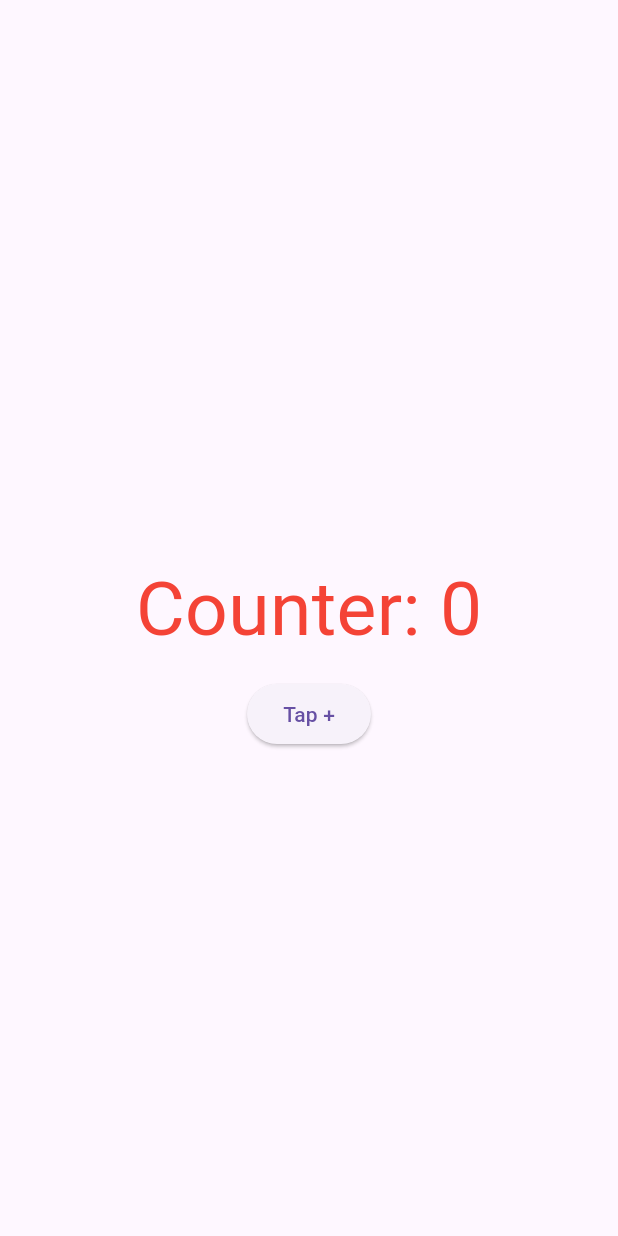
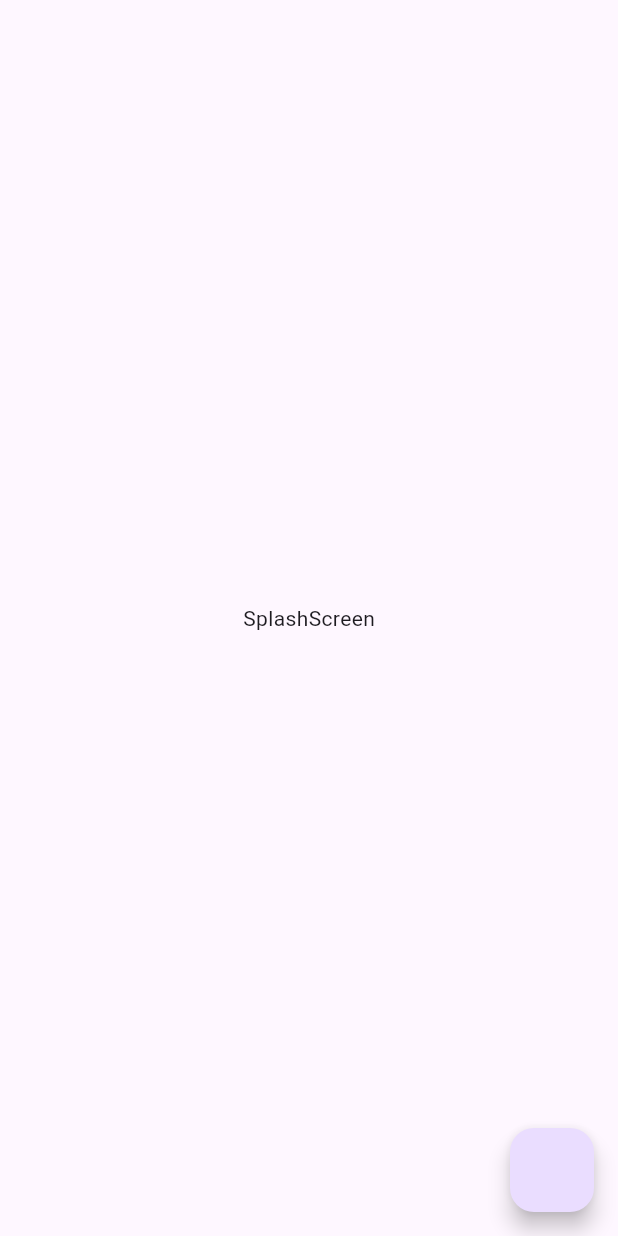
Before and after one commit to araful39/Getx, a Flutter app: the screen it shows after launch, on a phone screen of 412 x 824 dp. Run offline on Flutter 3.47's test engine with Material 3 defaults, Android fonts, the phone set to English and light mode, and no system bars; our stand-ins replace fluttertoast, get.

Commit message:
2nd day in getx

```diff
--- a/lib/main.dart
+++ b/lib/main.dart
@@ -1,7 +1,8 @@
 import 'package:flutter/cupertino.dart';
 import 'package:flutter/material.dart';
 import 'package:get/get_navigation/src/root/get_material_app.dart';
-import 'package:getx/page/home_page.dart';
+import 'package:getx/part_02/ress/routes/routes.dart';
+import 'package:getx/part_02/view/splash_screen.dart';
 
 void main(){
   runApp(MyApp());
@@ -14,7 +15,11 @@ class MyApp extends StatelessWidget {
   @override
   Widget build(BuildContext context) {
     return GetMaterialApp(
-      home: MyHomePage(),
+      home: SplashScreen(),
+      theme: ThemeData(
+        primarySwatch: Colors.blue,
+      ),
+      getPages: AppRoutes.appRoutes(),
     );
   }
 }
--- a/lib/page/home_page.dart
+++ /dev/null
@@ -1,40 +0,0 @@
-import 'package:flutter/material.dart';
-import 'package:get/get.dart';
-import 'package:getx/page/controller.dart';
-
-class MyHomePage extends StatefulWidget {
-  const MyHomePage({super.key});
-
-  @override
-  State<MyHomePage> createState() => _MyHomePageState();
-}
-
-
-class _MyHomePageState extends State<MyHomePage> {
-var counter=0.obs;
-
-  @override
-  Widget build(BuildContext context) {
-    return Scaffold(
-      appBar: AppBar(),
-      body:Center(
-        child: Column(
-
-        mainAxisAlignment: MainAxisAlignment.center,
-          children: [
-Obx(() =>             Text("Counter: ${counter}",style: TextStyle(color: Colors.red,fontSize: 50),),
-),
-            SizedBox(
-              height: 10,
-            ),
-            ElevatedButton(onPressed: ()=>counter++, child: Text("Tap +")),
-            SizedBox(
-              height: 10,
-            ),
-
-          ],
-        ),
-      ),
-    );
-  }
-}
--- /dev/null
+++ b/lib/part_02/ress/colors/app_color.dart
@@ -0,0 +1,7 @@
+import 'dart:ui';
+
+import 'package:flutter/material.dart';
+
+class AppColor{
+  static Color backround=Colors.black;
+}
--- /dev/null
+++ b/lib/part_02/ress/routes/routes.dart
@@ -0,0 +1,19 @@
+import 'package:get/get.dart';
+import 'package:getx/part_02/view/page_two.dart';
+import 'package:getx/part_02/ress/routes/routes_name.dart';
+import 'package:getx/part_02/view/home_page.dart';
+import 'package:getx/part_02/view/page_one.dart';
+import 'package:getx/part_02/view/splash_screen.dart';
+
+class AppRoutes {
+  static appRoutes() => [
+        GetPage(
+            name: RoutesName.splashScreen,
+            page: () => SplashScreen(),
+            transitionDuration: Duration(microseconds: 200),
+            transition: Transition.leftToRight),
+        GetPage(name: RoutesName.homePage, page: () => HomePage01()),
+        GetPage(name: RoutesName.pageOne, page: () => PageOne()),
+        GetPage(name: RoutesName.pageTwo, page: () => PageTwo()),
+      ];
+}
--- /dev/null
+++ b/lib/part_02/ress/routes/routes_name.dart
@@ -0,0 +1,6 @@
+class RoutesName{
+  static const String splashScreen="/splash_screen";
+  static const String homePage="/home_page";
+  static const String pageOne="/page_one";
+  static const String pageTwo="/page_two";
+}
--- /dev/null
+++ b/lib/part_02/view/splash_screen.dart
@@ -0,0 +1,27 @@
+import 'dart:async';
+
+import 'package:flutter/material.dart';
+import 'package:getx/part_02/utills/utills.dart';
+class SplashScreen extends StatefulWidget {
+  const SplashScreen({super.key});
+
+  @override
+  State<SplashScreen> createState() => _SplashScreenState();
+}
+
+class _SplashScreenState extends State<SplashScreen> {
+
+  @override
+  Widget build(BuildContext context) {
+    return Scaffold(
+      body: Center(
+        child: Text("SplashScreen"),
+      ),
+      floatingActionButton: FloatingActionButton(
+        onPressed: (){
+          Utills.toastMassage("Md Ariful islam");
+        },
+      ),
+    );
+  }
+}
--- a/pubspec.yaml
+++ b/pubspec.yaml
@@ -37,6 +37,7 @@ dependencies:
   cupertino_icons: ^1.0.2
   get: ^4.6.6
   http:
+  fluttertoast: ^8.2.4
 
 dev_dependencies:
   flutter_test:
```
Also changed, not shown: lib/part_01/view/home_page.dart (added, +42 -0 lines), lib/part_02/utills/utills.dart (added, +25 -0 lines), lib/part_02/view/home_page.dart (added, +27 -0 lines), lib/part_02/view/page_one.dart (added, +26 -0 lines), lib/part_02/view/page_two.dart (added, +26 -0 lines), lib/part_01/controller.dart (renamed from lib/page/controller.dart), pubspec.lock, 1 other file.
